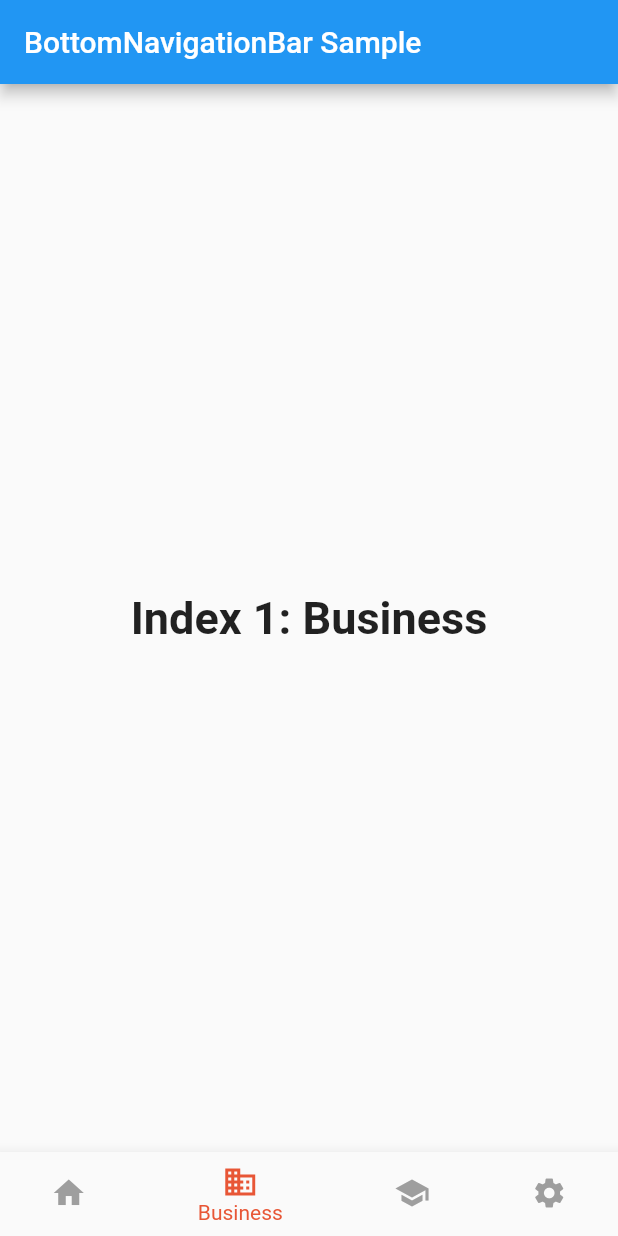
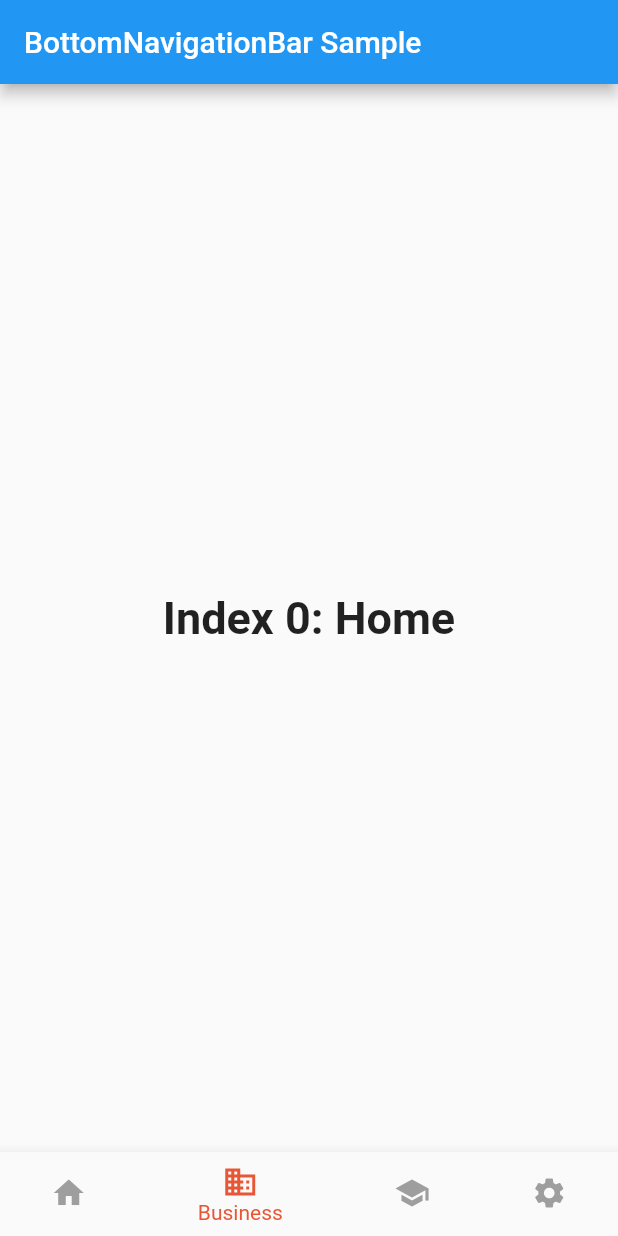
Before and after one commit to nduc999112/flutter_1, a Flutter app: the screen it shows after launch, item 2 of the bottom bar chosen, on a phone screen of 412 x 824 dp. Run offline on Flutter 3.47's test engine with Material 2 defaults, Android fonts, the phone set to English and light mode, and no system bars; our stand-ins replace flutter_screenutil.

```diff
--- a/lib/main.dart
+++ b/lib/main.dart
@@ -8,6 +8,7 @@ import 'package:flutter_1/view/dashboard/view.dart';
 import 'package:flutter_screenutil/flutter_screenutil.dart';
 
 import 'home/home.dart';
+import 'home11_hung/login.dart';
 import 'home2/home2.dart';
 import 'home3/home3.dart';
 import 'home4_hung/home4.dart';
--- a/lib/view/dashboard/view.dart
+++ b/lib/view/dashboard/view.dart
@@ -1,5 +1,6 @@
 import 'package:flutter/material.dart';
 import 'package:flutter_1/contants/color_const.dart';
+import 'package:flutter_1/home2/home2.dart';
 
 
 
@@ -8,10 +9,10 @@ class Dashboard extends StatefulWidget {
   const Dashboard({Key? key}) : super(key: key);
 
   @override
-  State<Dashboard> createState() => _MyStatefulWidgetState();
+  State<Dashboard> createState() => _DashboardState();
 }
 
-class _MyStatefulWidgetState extends State<Dashboard> {
+class _DashboardState extends State<Dashboard> {
   int _selectedIndex = 0;
   static const TextStyle optionStyle =
   TextStyle(fontSize: 30, fontWeight: FontWeight.bold);
@@ -21,7 +22,7 @@ class _MyStatefulWidgetState extends State<Dashboard> {
       style: optionStyle,
     ),
     Text(
-      'Index 1: Business',
+      'Index 0: Home',
       style: optionStyle,
     ),
     Text(
```
Also changed, not shown: lib/view/e.dart (deleted).
